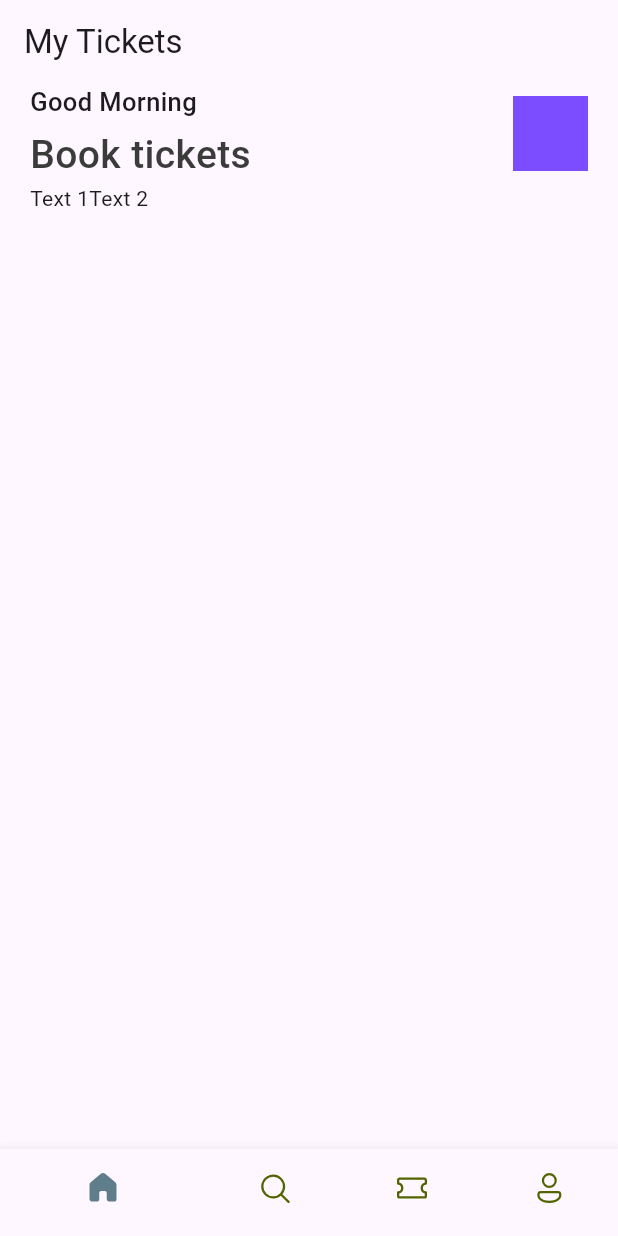
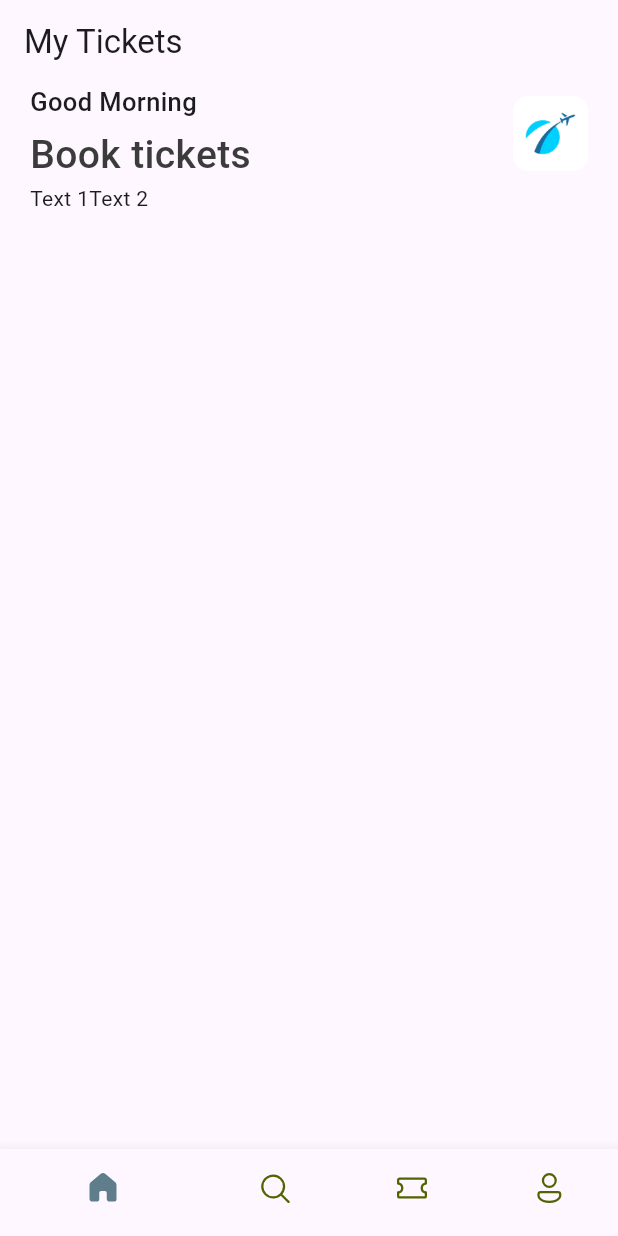
Before and after one commit to gustavo-martins-pereira/Ticket_App, a Flutter app: the screen it shows after launch, on a phone screen of 412 x 824 dp. Run offline on Flutter 3.47's test engine with Material 3 defaults, Android fonts, the phone set to English and light mode, and no system bars; our stand-ins replace fluentui_icons.

Commit message:
ADD - Styles Class and Loading Images from Assets

```diff
--- /dev/null
+++ b/lib/base/res/styles/app_styles.dart
@@ -0,0 +1,18 @@
+import 'package:flutter/material.dart';
+
+Color primary = const Color(0xFF687DAF);
+class AppStyles {
+  static Color primaryColor = primary;
+  static Color textColor = const Color(0xFF3B3B3B);
+
+  static TextStyle headLineStyle1 = TextStyle(
+    color: textColor,
+    fontSize: 26,
+    fontWeight: FontWeight.w500,
+  );
+
+  static TextStyle headLineStyle2 = const TextStyle(
+    fontSize: 17,
+    fontWeight: FontWeight.w500,
+  );
+}
--- a/lib/screens/home_screen.dart
+++ b/lib/screens/home_screen.dart
@@ -1,4 +1,6 @@
 import 'package:flutter/material.dart';
+
+import '../base/res/styles/app_styles.dart';
 
 class HomeScreen extends StatelessWidget {
   const HomeScreen({super.key});
@@ -16,28 +18,28 @@ class HomeScreen extends StatelessWidget {
                 Row(
                   mainAxisAlignment: MainAxisAlignment.spaceBetween,
                   children: [
-                    const Column(
+                    Column(
                       crossAxisAlignment: CrossAxisAlignment.start,
                       children: [
-                        Text("Good Morning", style: TextStyle(
-                          fontSize: 17,
-                          fontWeight: FontWeight.w500,
-                        )),
-                        SizedBox(height: 5),
-                        Text("Book tickets", style: TextStyle(
-                          color: Color(0xFF3B3B3B),
-                          fontSize: 26,
-                          fontWeight: FontWeight.w500,
-                        ))
+                        Text("Good Morning", style: AppStyles.headLineStyle2),
+                        const SizedBox(height: 5),
+                        Text("Book tickets", style: AppStyles.headLineStyle1)
                       ],
                     ),
+
                     Container(
-                      color: Colors.deepPurpleAccent,
                       width: 50,
                       height: 50,
+                      decoration: BoxDecoration(
+                        borderRadius: BorderRadius.circular(10),
+                        image: const DecorationImage(
+                          image: AssetImage("assets/images/logo.png"),
+                        ),
+                      ),
                     )
                   ],
                 ),
+
                 // ===== SEARCH BAR =====
                 const Row(
                   children: [
--- a/pubspec.yaml
+++ b/pubspec.yaml
@@ -60,8 +60,8 @@ flutter:
   uses-material-design: true
 
   # To add assets to your application, add an assets section, like this:
-  # assets:
-  #   - images/a_dot_burr.jpeg
+  assets:
+    - assets/images/
   #   - images/a_dot_ham.jpeg
 
   # An image asset can refer to one or more resolution-specific "variants", see
```
Also changed, not shown: assets/images/city_view.png (added), assets/images/city_view_1.png (added), assets/images/city_view_2.png (added), assets/images/city_view_3.png (added), assets/images/flutter car app.jpg (added), assets/images/hotel_room.png (added), assets/images/hotel_room_1.png (added), assets/images/hotel_room_view_1.png (added), assets/images/hotel_room_view_2.png (added), assets/images/hotel_room_view_3.png (added), assets/images/logo.png (added), assets/images/plane_sit.jpg (added), assets/images/pool_view.png (added), assets/images/pool_view_1.png (added), 3 more files.
